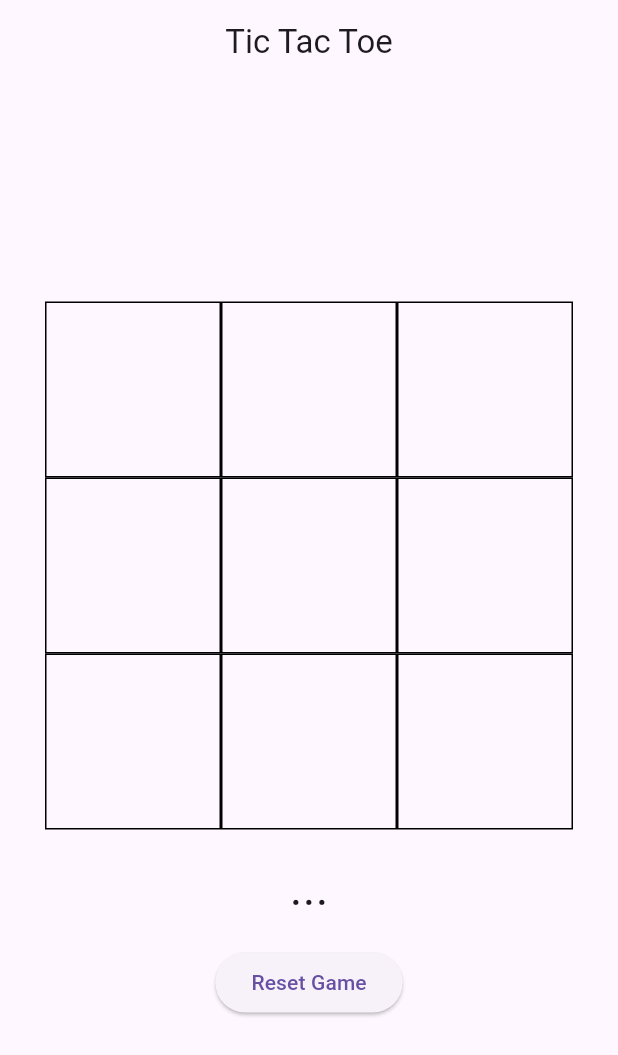
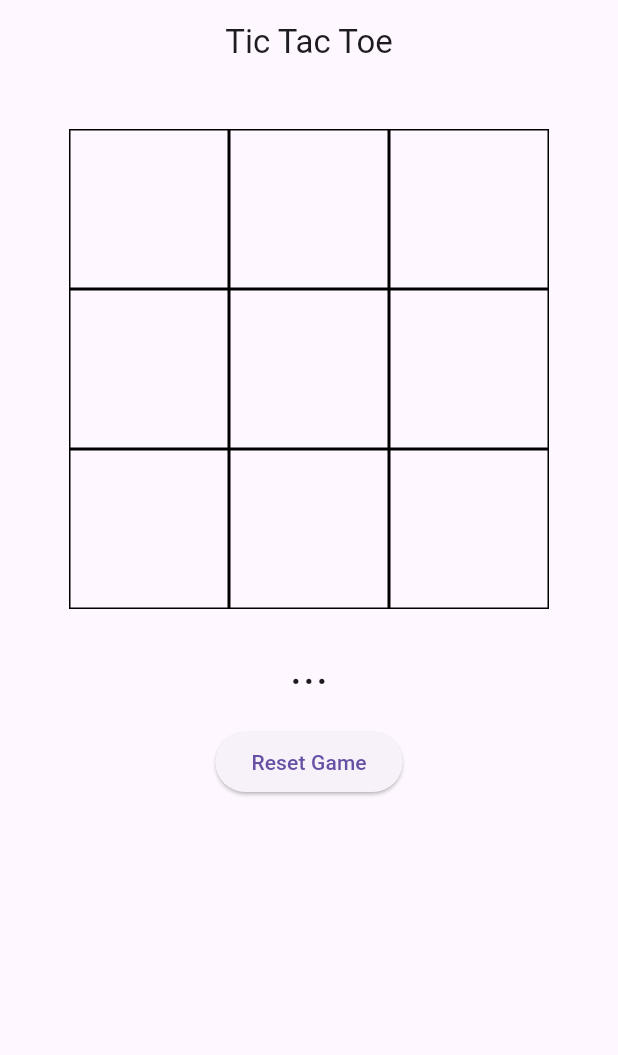
Before and after one commit to javierfernandezvaca/JSM, a Flutter app: the screen it shows after launch, on a phone screen of 412 x 824 dp. Shown: the top 1055 px of the screen. Run offline on Flutter 3.47's test engine with Material 3 defaults, Android fonts, the phone set to English and light mode, and no system bars; our stand-ins replace cloud_firestore, firebase_auth, firebase_core, google_sign_in, timeago; accounts and stored records are empty; generated files the repository leaves out were written again.

Commit message:
docs: update documentation

```diff
--- a/examples/tic_tac_toe/lib/views/game_view.dart
+++ b/examples/tic_tac_toe/lib/views/game_view.dart
@@ -17,13 +17,16 @@ class GameView extends StatelessWidget {
             title: const Text('Tic Tac Toe'),
             centerTitle: true,
           ),
-          body: Padding(
+          body: SingleChildScrollView(
+            child: Padding(
               padding: const EdgeInsets.all(30),
               child: Center(
                 child: Column(
                   mainAxisAlignment: MainAxisAlignment.center,
                   children: [
-                  JObserverWidget<GameModel>(
+                    SizedBox(
+                      width: 320,
+                      child: JObserverWidget<GameModel>(
                         observable: controller.game,
                         onChange: (GameModel _) {
                           return GridView.builder(
@@ -52,6 +55,7 @@ class GameView extends StatelessWidget {
                           );
                         },
                       ),
+                    ),
                     Padding(
                       padding: const EdgeInsets.all(16),
                       child: JObserverWidget<GameModel>(
@@ -77,6 +81,7 @@ class GameView extends StatelessWidget {
                 ),
               ),
             ),
+          ),
         );
       },
     );
--- a/lib/jreactive/jobservables.dart
+++ b/lib/jreactive/jobservables.dart
@@ -1,4 +1,4 @@
-import 'package:collection/collection.dart';
+// import 'package:collection/collection.dart';
 
 import '../jconsole/jconsole.dart';
 import '../jutils/jutils.dart';
@@ -98,13 +98,25 @@ class JObservable<T> extends JObservableBase<T> {
     }
   }
 
-  // Compara dos valores y devuelve `true` si los valores son iguales,
-  // `false` en caso contrario.
+  /// Comprueba si dos valores se consideran "iguales" para determinar si se
+  /// debe notificar a los observadores sobre un cambio.
+  ///
+  /// Actualmente, este método siempre devuelve `true` para los tipos de datos
+  /// primitivos (`int`, `double`, `String`, `bool`) si son iguales según el
+  /// operador `==`.
+  ///
+  /// Para todos los demás tipos, incluyendo listas, mapas y objetos
+  /// personalizados, este método **siempre devuelve `false`**.  Esto
+  /// significa que cualquier modificación en un tipo no primitivo se
+  /// considera un cambio que requiere notificación a los observadores,
+  /// y se debe llamar manualmente a `refresh()` después de realizar
+  /// la modificación.
   bool _isEqual(T x, T y) {
     if (x is int || x is double || x is String || x is bool) {
       return x == y;
     } else {
-      return const DeepCollectionEquality().equals(x, y);
+      // return const DeepCollectionEquality().equals(x, y);
+      return false;
     }
   }
 
--- a/pubspec.yaml
+++ b/pubspec.yaml
@@ -11,7 +11,7 @@ dependencies:
   flutter:
     sdk: flutter
 
-  collection: ^1.18.0
+  # collection: ^1.18.0
 
 dev_dependencies:
   flutter_test:
```
Also changed, not shown: 1 other file. Lines whose indentation alone changed are shown as unchanged.
